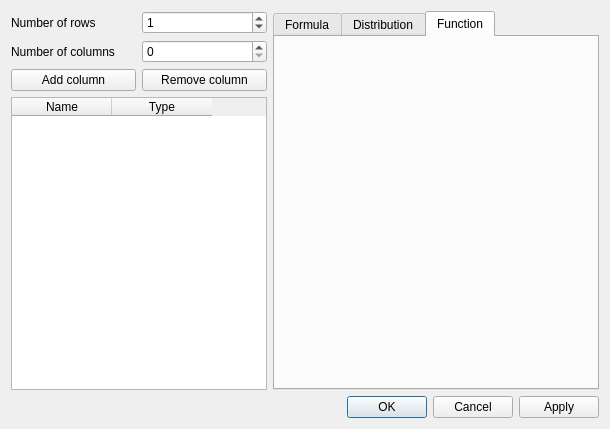
This is Code/QtAPI/inc/QtAPI/TableDialog.ui in rrnntt/SmallProject as Qt 5 draws it before an edit. The edited form follows.
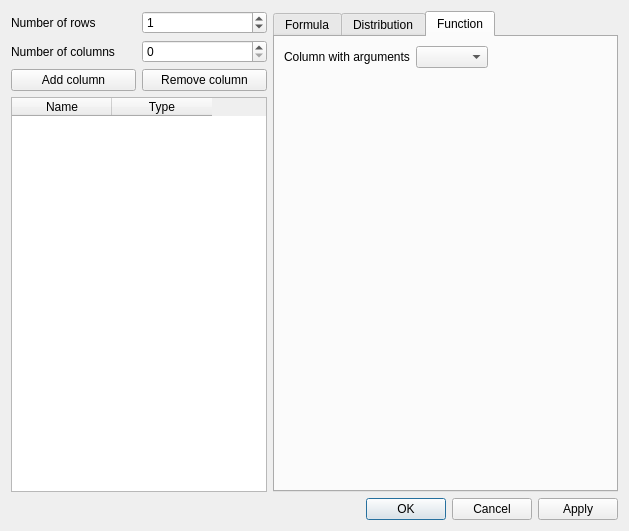
This is the edited form. The open tabs and pages were chosen to show the change. Custom widgets are drawn as their Qt base class.

Commit message: Added ColumnBox widget. Implemented basic functionality of Formula page. #4

Patch:
```diff
--- a/Code/QtAPI/inc/QtAPI/TableDialog.ui
+++ b/Code/QtAPI/inc/QtAPI/TableDialog.ui
@@ -6,14 +6,14 @@
    <rect>
     <x>0</x>
     <y>0</y>
-    <width>610</width>
-    <height>429</height>
+    <width>629</width>
+    <height>531</height>
    </rect>
   </property>
   <property name="windowTitle">
    <string>Define Table</string>
   </property>
-  <layout class="QVBoxLayout" name="verticalLayout_3">
+  <layout class="QVBoxLayout" name="verticalLayout_4">
    <item>
     <layout class="QHBoxLayout" name="horizontalLayout">
      <item>
@@ -174,6 +174,45 @@
         <attribute name="title">
          <string>Function</string>
         </attribute>
+        <layout class="QVBoxLayout" name="verticalLayout_3">
+         <item>
+          <layout class="QHBoxLayout" name="horizontalLayout_2">
+           <item>
+            <widget class="QLabel" name="label_4">
+             <property name="text">
+              <string>Column with arguments</string>
+             </property>
+            </widget>
+           </item>
+           <item>
+            <widget class="QtAPI::ColumnBox" name="columnBox"/>
+           </item>
+           <item>
+            <spacer name="horizontalSpacer">
+             <property name="orientation">
+              <enum>Qt::Horizontal</enum>
+             </property>
+             <property name="sizeHint" stdset="0">
+              <size>
+               <width>40</width>
+               <height>20</height>
+              </size>
+             </property>
+            </spacer>
+           </item>
+          </layout>
+         </item>
+         <item>
+          <widget class="QtAPI::FunctionBrowser" name="functionBrowser" native="true">
+           <property name="sizePolicy">
+            <sizepolicy hsizetype="Preferred" vsizetype="Expanding">
+             <horstretch>0</horstretch>
+             <verstretch>0</verstretch>
+            </sizepolicy>
+           </property>
+          </widget>
+         </item>
+        </layout>
        </widget>
       </widget>
      </item>
@@ -191,6 +230,19 @@
    </item>
   </layout>
  </widget>
+ <customwidgets>
+  <customwidget>
+   <class>QtAPI::FunctionBrowser</class>
+   <extends>QWidget</extends>
+   <header>inc/QtAPI/FunctionBrowser.h</header>
+   <container>1</container>
+  </customwidget>
+  <customwidget>
+   <class>QtAPI::ColumnBox</class>
+   <extends>QComboBox</extends>
+   <header>inc/QtAPI/ColumnBox.h</header>
+  </customwidget>
+ </customwidgets>
  <resources/>
  <connections>
   <connection>
```
The commit also changes 8 other files.
